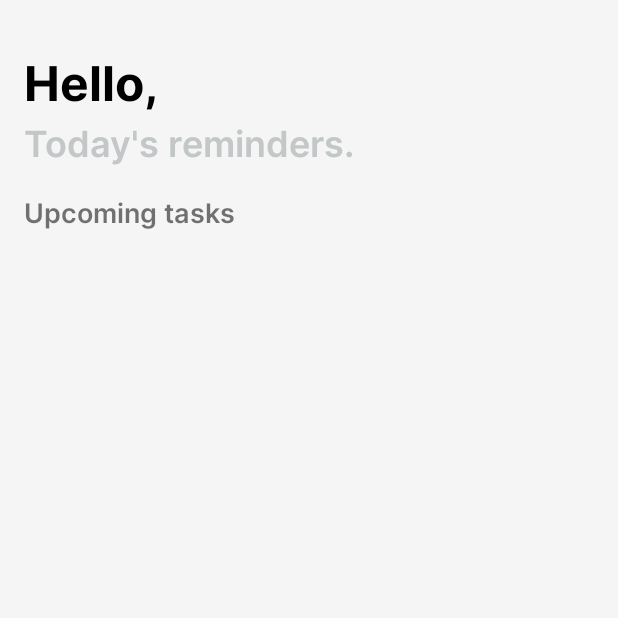
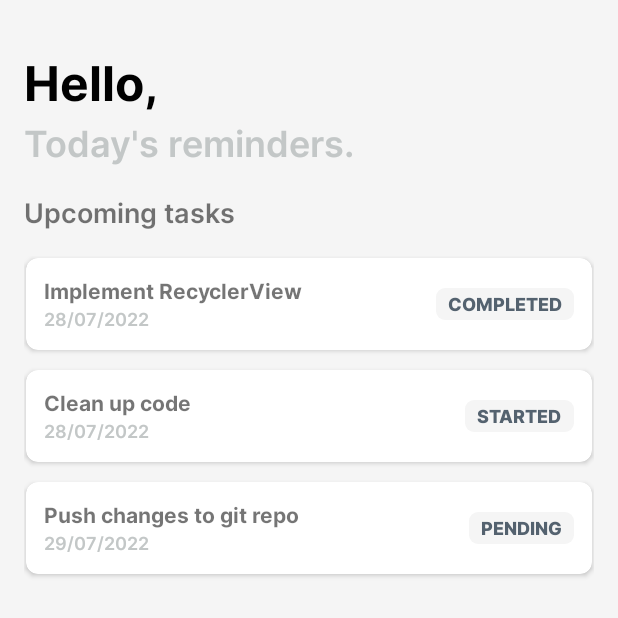
Before and after one commit to Chisomo-Chiweza/Remember, an Android app: the screen it shows after launch (MainActivity), on a phone screen of 412 x 824 dp, the top half of it. Run offline under Robolectric (Android 15) with nearby library versions, the phone set to English and light mode, and no system bars.

Commit message:
Implement RecyclerView
- Added new layout for single task item
- Added new model Task
- Added a DataSource and new function loadTasks to load Task reminders
- Added new adapter TaskAdapter
- Implemented RecyclerView functionality in MainActivity.

```diff
--- a/app/src/main/java/com/example/remember/MainActivity.kt
+++ b/app/src/main/java/com/example/remember/MainActivity.kt
@@ -2,87 +2,28 @@ package com.example.remember
 
 import androidx.appcompat.app.AppCompatActivity
 import android.os.Bundle
-import android.view.View
-import android.view.animation.Animation
-import android.view.animation.AnimationUtils
-import android.widget.Toast
+import androidx.recyclerview.widget.LinearLayoutManager
+import androidx.recyclerview.widget.RecyclerView
+import com.example.remember.adapter.TaskAdapter
+import com.example.remember.data.DataSource
 import com.example.remember.databinding.HomeBinding
+
 
 class MainActivity : AppCompatActivity() {
 
-    private lateinit var homeBinding: HomeBinding
-    private val rotateOpen: Animation by lazy { AnimationUtils.loadAnimation(this, R.anim.rotate_open_anim) }
-    private val rotateClose: Animation by lazy { AnimationUtils.loadAnimation(this, R.anim.rotate_close_anim) }
-    private val fromBottom: Animation by lazy { AnimationUtils.loadAnimation(this, R.anim.from_bottom_anim) }
-    private val toBottom: Animation by lazy { AnimationUtils.loadAnimation(this, R.anim.to_bottom_anim) }
-    private var clicked = false
+    private lateinit var binding: HomeBinding
 
     override fun onCreate(savedInstanceState: Bundle?) {
         super.onCreate(savedInstanceState)
-        homeBinding = HomeBinding.inflate(layoutInflater)
 
-        val home = homeBinding.root
-        val fab = homeBinding.fab
-        val taskFab = homeBinding.taskFab
-        val eventFab = homeBinding.eventFab
-        val noteFab = homeBinding.noteFab
+        binding = HomeBinding.inflate(layoutInflater)
+        setContentView(binding.root)
 
-        setContentView(home)
-        fab.setOnClickListener { onFabClicked() }
-        taskFab.setOnClickListener { Toast.makeText(this, "Add a task", Toast.LENGTH_SHORT).show() }
-        eventFab.setOnClickListener { Toast.makeText(this, "Add an event", Toast.LENGTH_SHORT).show() }
-        noteFab.setOnClickListener { Toast.makeText(this, "Add a note", Toast.LENGTH_SHORT).show() }
+        val taskDataset = DataSource().loadTasks()
+        val taskRecyclerView = binding.taskRecyclerview
+        taskRecyclerView.adapter = TaskAdapter(taskDataset)
+        taskRecyclerView.setHasFixedSize(true)
 
-    }
-
-    private fun onFabClicked() {
-        setVisibility(isCLicked = clicked)
-        setAnimation(isCLicked = clicked)
-        setClickable(isCLicked = clicked)
-        clicked = !clicked
-    }
-
-    private fun setVisibility(isCLicked: Boolean) {
-
-        if (!isCLicked) {
-            homeBinding.taskFab.visibility = View.VISIBLE
-            homeBinding.eventFab.visibility = View.VISIBLE
-            homeBinding.noteFab.visibility = View.VISIBLE
-        } else {
-            homeBinding.taskFab.visibility = View.INVISIBLE
-            homeBinding.eventFab.visibility = View.INVISIBLE
-            homeBinding.noteFab.visibility = View.INVISIBLE
-        }
-
-    }
-
-    private fun setAnimation(isCLicked: Boolean) {
-
-        if (!isCLicked) {
-            homeBinding.taskFab.startAnimation(fromBottom)
-            homeBinding.eventFab.startAnimation(fromBottom)
-            homeBinding.noteFab.startAnimation(fromBottom)
-            homeBinding.fab.startAnimation(rotateOpen)
-        } else {
-            homeBinding.taskFab.startAnimation(toBottom)
-            homeBinding.eventFab.startAnimation(toBottom)
-            homeBinding.noteFab.startAnimation(toBottom)
-            homeBinding.fab.startAnimation(rotateClose)
-        }
-
-    }
-
-    private fun setClickable(isCLicked: Boolean) {
-
-        if (!isCLicked) {
-            homeBinding.taskFab.isClickable = true
-            homeBinding.eventFab.isClickable = true
-            homeBinding.noteFab.isClickable = true
-        } else {
-            homeBinding.taskFab.isClickable = false
-            homeBinding.eventFab.isClickable = false
-            homeBinding.noteFab.isClickable = false
-        }
 
     }
 
--- /dev/null
+++ b/app/src/main/java/com/example/remember/adapter/TaskAdapter.kt
@@ -0,0 +1,44 @@
+package com.example.remember.adapter
+
+import android.view.LayoutInflater
+import android.view.View
+import android.view.ViewGroup
+import android.widget.TextView
+import androidx.recyclerview.widget.RecyclerView
+import com.example.remember.R
+import com.example.remember.model.Task
+
+
+class TaskAdapter(private val dataset: List<Task>) :
+    RecyclerView.Adapter<TaskAdapter.TaskViewHolder>(){
+
+    class TaskViewHolder(taskView: View) : RecyclerView.ViewHolder(taskView) {
+
+        private var view = taskView
+        val taskName: TextView = view.findViewById(R.id.task_name)
+        val dueDate: TextView = view.findViewById(R.id.due_date)
+        val status: TextView = view.findViewById(R.id.status)
+
+    }
+
+    override fun onCreateViewHolder(parent: ViewGroup, viewType: Int): TaskViewHolder {
+
+        val adapterLayout = LayoutInflater.from(parent.context)
+            .inflate(R.layout.single_task, parent, false)
+
+        return TaskViewHolder(adapterLayout)
+
+    }
+
+    override fun onBindViewHolder(holder: TaskViewHolder, position: Int) {
+
+        val item = dataset[position]
+        holder.taskName.text = item.taskName
+        holder.dueDate.text = item.dueDate
+        holder.status.text = item.status.name
+
+    }
+
+    override fun getItemCount(): Int = dataset.size
+
+}
--- /dev/null
+++ b/app/src/main/java/com/example/remember/data/DataSource.kt
@@ -0,0 +1,26 @@
+package com.example.remember.data
+
+import com.example.remember.model.Status
+import com.example.remember.model.Task
+
+class DataSource {
+
+    fun loadTasks(): List<Task> {
+        return listOf<Task>(
+            Task(
+                taskName = "Implement RecyclerView",
+                dueDate = "28/07/2022",
+                status = Status.COMPLETED),
+            Task(
+                taskName = "Clean up code",
+                dueDate = "28/07/2022",
+                status = Status.STARTED),
+            Task(
+                taskName = "Push changes to git repo",
+                dueDate = "29/07/2022",
+                status = Status.PENDING)
+        )
+    }
+
+
+}
--- /dev/null
+++ b/app/src/main/java/com/example/remember/model/Task.kt
@@ -0,0 +1,7 @@
+package com.example.remember.model
+
+data class Task(val taskName: String, val dueDate: String, val status: Status)
+
+enum class Status {
+    PENDING, STARTED, COMPLETED, OVERDUE
+}
--- /dev/null
+++ b/app/src/main/res/drawable/rounded_corners.xml
@@ -0,0 +1,8 @@
+<?xml version="1.0" encoding="utf-8"?>
+<shape xmlns:android="http://schemas.android.com/apk/res/android"
+    android:shape="rectangle">
+
+    <corners android:radius="6dp" />
+    <solid android:color="@color/wild_sand"/>
+
+</shape>
--- /dev/null
+++ b/app/src/main/res/layout/single_task.xml
@@ -0,0 +1,69 @@
+<?xml version="1.0" encoding="utf-8"?>
+
+    <androidx.cardview.widget.CardView
+        xmlns:android="http://schemas.android.com/apk/res/android"
+        xmlns:app="http://schemas.android.com/apk/res-auto"
+        xmlns:tools="http://schemas.android.com/tools"
+        android:id="@+id/task"
+        android:layout_width="match_parent"
+        android:layout_height="wrap_content"
+        android:layout_marginHorizontal="1dp"
+        android:layout_marginTop="1dp"
+        android:layout_marginBottom="12dp"
+        app:cardCornerRadius="8dp"
+        app:contentPadding="12dp"
+        app:layout_constraintTop_toTopOf="parent"
+        tools:layout_editor_absoluteX="32dp">
+
+        <RelativeLayout
+            android:layout_width="match_parent"
+            android:layout_height="wrap_content"
+            android:background="@color/white">
+
+            <LinearLayout
+                android:layout_width="200dp"
+                android:layout_height="wrap_content"
+                android:orientation="vertical"
+                android:background="@color/white"
+                android:layout_alignParentStart="true">
+
+                <TextView
+                    android:id="@+id/task_name"
+                    android:layout_width="wrap_content"
+                    android:layout_height="wrap_content"
+                    android:background="@color/white"
+                    android:fontFamily="@font/inter_bold"
+                    android:text="@string/task_name"
+                    android:textSize="14sp" />
+
+                <TextView
+                    android:id="@+id/due_date"
+                    android:layout_width="wrap_content"
+                    android:layout_height="wrap_content"
+                    android:background="@color/white"
+                    android:fontFamily="@font/inter_semi_bold"
+                    android:text="@string/due_date"
+                    android:textColor="@color/silver"
+                    android:textSize="12sp"
+                    tools:ignore="TextContrastCheck" />
+
+            </LinearLayout>
+
+            <TextView
+                android:id="@+id/status"
+                android:layout_width="wrap_content"
+                android:layout_height="wrap_content"
+                android:layout_alignParentEnd="true"
+                android:layout_centerVertical="true"
+                tools:ignore="RelativeOverlap"
+                android:background="@drawable/rounded_corners"
+                android:paddingVertical="2dp"
+                android:paddingHorizontal="8dp"
+                android:fontFamily="@font/inter_extra_bold"
+                android:text="@string/status"
+                android:textColor="@color/black_coral"
+                android:textSize="12sp" />
+
+        </RelativeLayout>
+
+    </androidx.cardview.widget.CardView>
```
